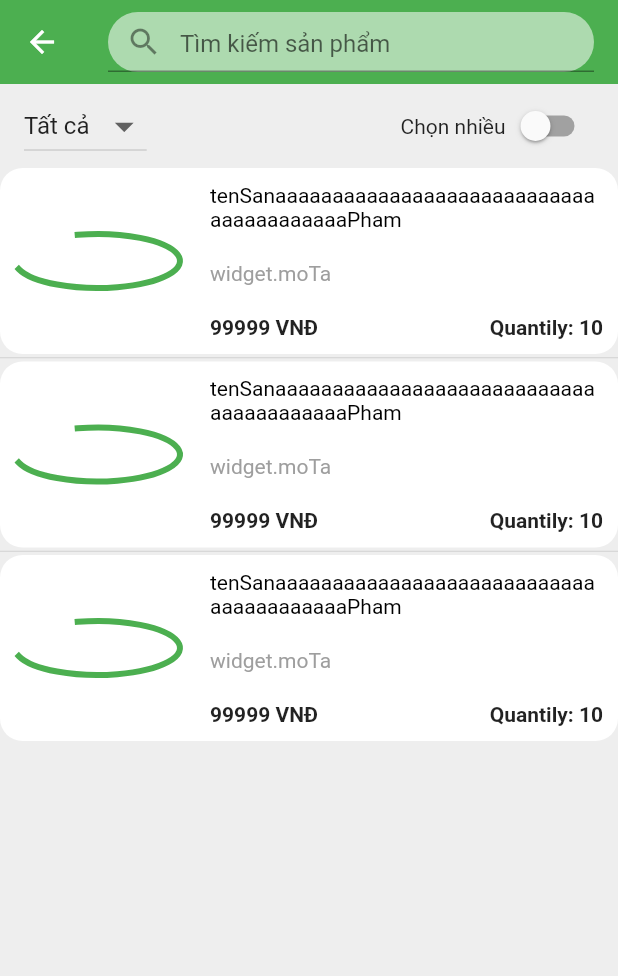
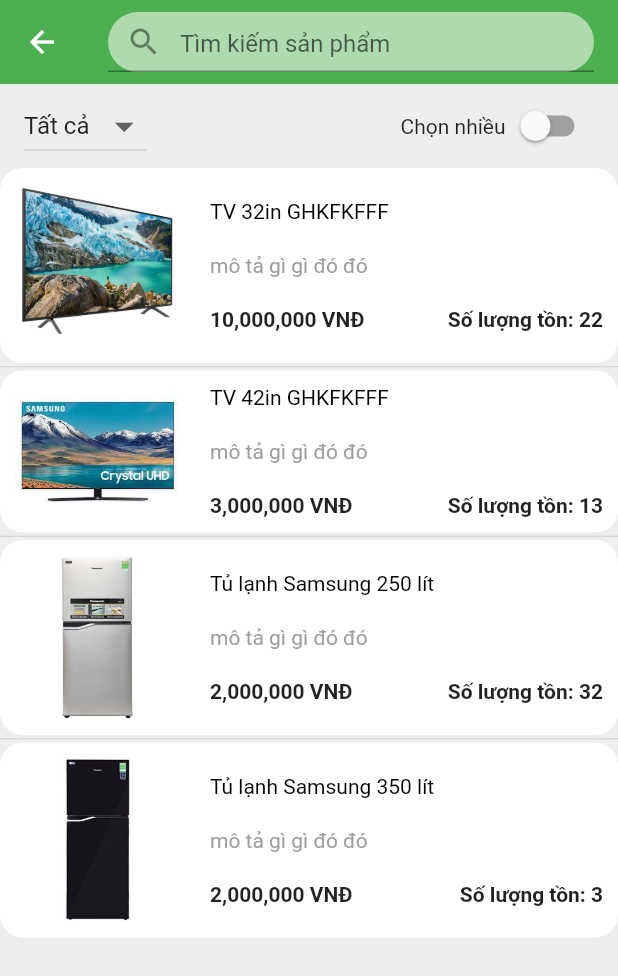
Before and after one commit to Nhom-ABCx/Flutter-QuanLy, a Flutter app: the TimKiemPage screen opened directly, on a phone screen of 412 x 824 dp. Shown: the top 976 px of the screen. Run offline on Flutter 3.47's test engine with Material 2 defaults, Android fonts, the phone set to English and light mode, and no system bars; our stand-ins replace flutter_easyloading, flutter_svg, syncfusion_flutter_charts; project files that could hold a hidden picture were left out.

Commit message:
load du lieu SP, timkiem SP

```diff
--- /dev/null
+++ b/lib/Controller/product_controller.dart
@@ -0,0 +1,12 @@
+import 'dart:async';
+import 'package:flutter/cupertino.dart';
+import '../all_page.dart';
+
+class ProductController extends ChangeNotifier {
+  List<Product> product = [];
+  Future<List<Product>> getData(String txtTimKiem) async {
+    print("getData");
+    product = await apiGetProduct(txtTimKiem);
+    return product;
+  }
+}
--- a/lib/Model/sellout.dart
+++ b/lib/Model/sellout.dart
@@ -1,6 +1,6 @@
 import 'sellout_detail.dart';
 import 'shop.dart';
-import 'Customer.dart';
+import 'customer.dart';
 
 class SellOut {
   int? id;
--- a/lib/View/DonHangPage/timkiem_page.dart
+++ b/lib/View/DonHangPage/timkiem_page.dart
@@ -1,6 +1,6 @@
 import 'package:flutter/material.dart';
 import 'package:flutter_quanly/all_page.dart';
-import 'package:flutter_svg/flutter_svg.dart';
+import 'package:provider/provider.dart';
 
 class TimKiemPage extends StatefulWidget {
   const TimKiemPage({Key? key}) : super(key: key);
@@ -22,7 +22,8 @@ class _TimKiemPageState extends State<TimKiemPage> {
       child: Scaffold(
         //Hide
         //drawer: const NavigationDrawer(),
-        body: CustomScrollView(
+        body: Consumer<ProductController>(
+          builder: (context, productController, child) => CustomScrollView(
             slivers: [
               SliverAppBar(
                 centerTitle: true,
@@ -72,11 +73,20 @@ class _TimKiemPageState extends State<TimKiemPage> {
                     ],
                   ),
                 ),
-              ListView.separated(
+                FutureBuilder<List<Product>>(
+                    future: productController.getData(txtTimKiem.text),
+                    builder: (context, snapshot) {
+                      if (snapshot.hasError) {
+                        return Center(
+                          child: Text(snapshot.error.toString()),
+                        );
+                      }
+                      return snapshot.hasData
+                          ? ListView.separated(
                               shrinkWrap: true, //tranh' loi~ view SingleChildScrollView-column
                               //ngan chan ListView no' cuon xuong' duoc, xai` cho SingleChildScrollView-column
                               physics: const NeverScrollableScrollPhysics(),
-                itemCount: 3,
+                              itemCount: snapshot.data!.length,
                               separatorBuilder: (context, index) => const Divider(height: 5),
                               itemBuilder: (context, index) => Container(
                                 decoration: const BoxDecoration(
@@ -89,7 +99,7 @@ class _TimKiemPageState extends State<TimKiemPage> {
                                     Container(
                                       padding: const EdgeInsets.all(10),
                                       width: 130,
-                        child: const CircularProgressIndicator(),
+                                      child: Image.asset("assets/images/${snapshot.data![index].imagePath}"),
                                     ),
                                     Expanded(
                                         child: Padding(
@@ -99,19 +109,20 @@ class _TimKiemPageState extends State<TimKiemPage> {
                                         //mainAxisAlignment: MainAxisAlignment.spaceAround,
                                         children: [
                                           RichText(
-                                text: const TextSpan(
-                                    style: TextStyle(color: Colors.black), text: "tenSanaaaaaaaaaaaaaaaaaaaaaaaaaaaaaaaaaaaaaaaaPham")),
+                                              text: TextSpan(style: const TextStyle(color: Colors.black), text: snapshot.data![index].productName)),
                                           const SizedBox(height: 20),
                                           const Text(
-                              "widget.moTa",
+                                            "mô tả gì gì đó đó",
                                             style: TextStyle(color: Colors.grey),
                                           ),
                                           const SizedBox(height: 20),
                                           Row(
-                              children: const [
-                                Text("99999" + " VNĐ", style: TextStyle(fontWeight: FontWeight.bold)),
-                                Spacer(),
-                                Text("Quantily: 10", style: TextStyle(fontWeight: FontWeight.bold))
+                                            children: [
+                                              Text(formatNumber.format(snapshot.data![index].price) + " VNĐ",
+                                                  style: const TextStyle(fontWeight: FontWeight.bold)),
+                                              const Spacer(),
+                                              Text("Số lượng tồn: ${snapshot.data![index].stock}",
+                                                  style: const TextStyle(fontWeight: FontWeight.bold))
                                             ],
                                           )
                                         ],
@@ -120,9 +131,14 @@ class _TimKiemPageState extends State<TimKiemPage> {
                                   ],
                                 ),
                               ),
-              ),
+                            )
+                          : const Center(
+                              child: CircularProgressIndicator(),
+                            );
+                    }),
               ])),
             ],
+          ),
         ),
       ),
     ));
--- a/lib/Widgets/build_widgets.dart
+++ b/lib/Widgets/build_widgets.dart
@@ -1,5 +1,7 @@
 import 'package:flutter/material.dart';
 import 'package:intl/intl.dart';
+
+final formatNumber = NumberFormat("#,##0", "en_US");
 
 Widget itemMenuWidget({required BuildContext context, required Widget child}) => Container(
       margin: const EdgeInsets.only(top: 10),
--- a/lib/main.dart
+++ b/lib/main.dart
@@ -19,6 +19,7 @@ class MyApp extends StatelessWidget {
   Widget build(BuildContext context) => MultiProvider(
         providers: [
           ChangeNotifierProvider(create: (_) => HomeController()),
+          ChangeNotifierProvider(create: (_) => ProductController()),
         ],
         child: MaterialApp(
           debugShowCheckedModeBanner: false, //tat cai' debug tren appbar
```
Also changed, not shown: lib/API/api_manager.dart (+20 -1 lines), lib/API/database.dart (+29 -0 lines), lib/all_page.dart (+8 -1 lines). Lines whose indentation alone changed are shown as unchanged.
